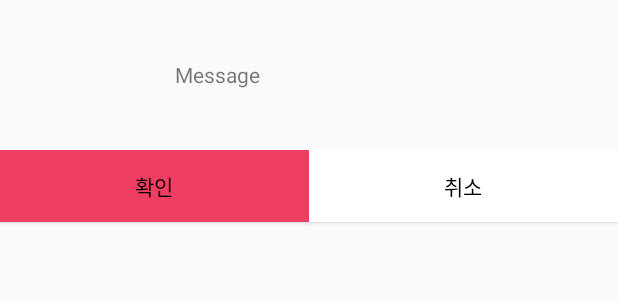
After one commit to moraeso/VoicePaper, an Android app: the layout dialog_confirm.xml on its own in the app's theme, with its tools: preview values and no code run, on a phone screen of 412 x 824 dp. The commit adds this screen. Shown: the top 300 px of the screen. Run offline under Robolectric (Android 15) with nearby library versions, the phone set to English and light mode, and no system bars.

Commit message:
방 삭제 기능 추가

```diff
--- /dev/null
+++ b/app/src/main/res/layout/dialog_confirm.xml
@@ -0,0 +1,40 @@
+<?xml version="1.0" encoding="utf-8"?>
+<LinearLayout xmlns:android="http://schemas.android.com/apk/res/android"
+    android:orientation="vertical" android:layout_width="match_parent"
+    android:layout_height="match_parent">
+
+    <TextView
+        android:id="@+id/tv_message_dialog"
+        android:layout_width="250dp"
+        android:layout_height="100dp"
+        android:gravity="center"
+        android:layout_marginLeft="20dp"
+        android:layout_marginRight="20dp"
+        android:text="Message" />
+
+    <LinearLayout
+        android:layout_width="match_parent"
+        android:layout_height="match_parent"
+        android:layout_gravity="bottom"
+        android:orientation="horizontal">
+
+        <Button
+            android:id="@+id/btn_ok_dialog"
+            android:layout_width="wrap_content"
+            android:layout_height="wrap_content"
+            android:layout_weight="1"
+            android:background="#ee3e61"
+            android:text="확인"
+            android:textColor="#000" />
+
+        <Button
+            android:id="@+id/btn_cancel_dialog"
+            android:layout_width="wrap_content"
+            android:layout_height="wrap_content"
+            android:layout_weight="1"
+            android:background="#fff"
+            android:text="취소"
+            android:textColor="#000" />
+    </LinearLayout>
+
+</LinearLayout>
```
Also changed, not shown: app/src/main/java/com/example/voicepaper/activity/MainActivity.java (+66 -6 lines), app/src/main/java/com/example/voicepaper/fragment/main/RoomSlidePageFragment.java (+19 -5 lines), app/src/main/java/com/example/voicepaper/util/ConfirmDialog.java (added, +46 -0 lines).
